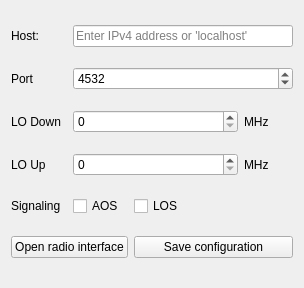
z-taylor/Satellite-tracker-reworked, file ui_files/Radio.ui: the form before one commit.
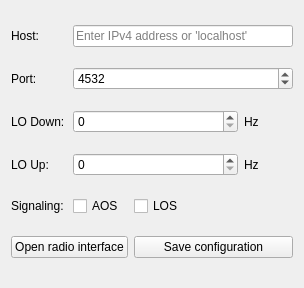
The form after the commit.

Commit message: improved radio control

```diff
--- a/ui_files/Radio.ui
+++ b/ui_files/Radio.ui
@@ -41,28 +41,28 @@
    <item row="1" column="1">
     <widget class="QLabel" name="label_2">
      <property name="text">
-      <string>Port</string>
+      <string>Port:</string>
      </property>
     </widget>
    </item>
    <item row="5" column="1">
     <widget class="QLabel" name="label_8">
      <property name="text">
-      <string>Signaling</string>
+      <string>Signaling:</string>
      </property>
     </widget>
    </item>
    <item row="3" column="1">
     <widget class="QLabel" name="label_7">
      <property name="text">
-      <string>LO Up</string>
+      <string>LO Up:</string>
      </property>
     </widget>
    </item>
    <item row="3" column="5">
     <widget class="QLabel" name="label_10">
      <property name="text">
-      <string>MHz</string>
+      <string>Hz</string>
      </property>
     </widget>
    </item>
@@ -97,14 +97,14 @@
    <item row="2" column="1">
     <widget class="QLabel" name="label_6">
      <property name="text">
-      <string>LO Down</string>
+      <string>LO Down:</string>
      </property>
     </widget>
    </item>
    <item row="2" column="5">
     <widget class="QLabel" name="label_9">
      <property name="text">
-      <string>MHz</string>
+      <string>Hz</string>
      </property>
     </widget>
    </item>
```
The commit also changes 1 other file.
